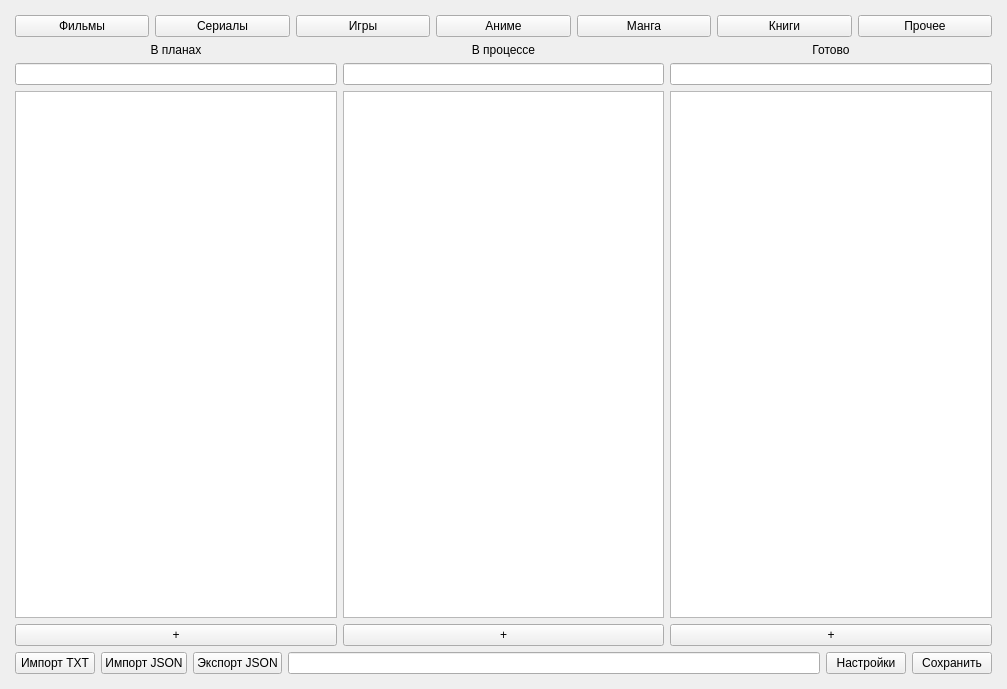
Before: the Qt Designer form interface.ui in app8ook/MyMediaTracker, drawn with Qt 5.
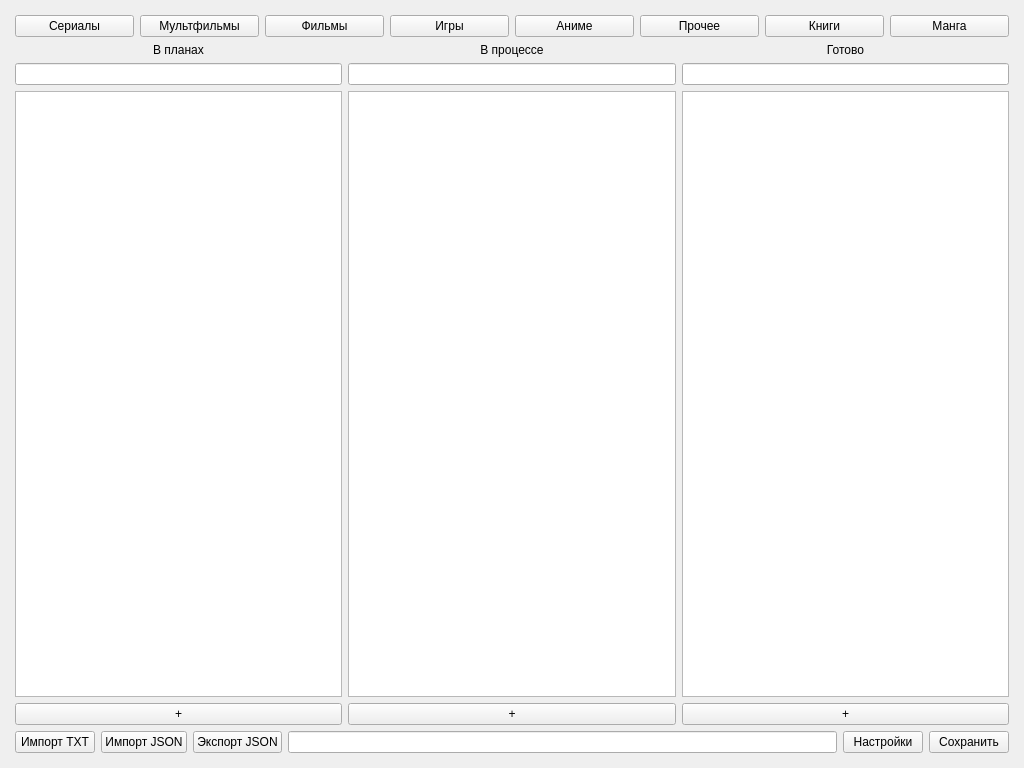
After: the same form once the commit is applied. Icons and pictures are not drawn.

Commit message: modified:   default.py modified:   interface.ui modified:   main.py modified:   style.qss

Diff of the .ui file:
```diff
--- a/interface.ui
+++ b/interface.ui
@@ -6,8 +6,8 @@
    <rect>
     <x>0</x>
     <y>0</y>
-    <width>1007</width>
-    <height>689</height>
+    <width>1024</width>
+    <height>768</height>
    </rect>
   </property>
   <property name="windowTitle">
@@ -35,17 +35,35 @@
      <number>15</number>
     </property>
     <item>
-     <layout class="QHBoxLayout" name="horizontalLayout">
-      <property name="sizeConstraint">
-       <enum>QLayout::SetNoConstraint</enum>
+     <widget class="QWidget" name="CategoryWidget" native="true">
+      <property name="acceptDrops">
+       <bool>false</bool>
       </property>
-      <item>
-       <widget class="QPushButton" name="pushButton">
-        <property name="text">
-         <string>Фильмы</string>
-        </property>
-       </widget>
-      </item>
+      <property name="layoutDirection">
+       <enum>Qt::LeftToRight</enum>
+      </property>
+      <property name="autoFillBackground">
+       <bool>false</bool>
+      </property>
+      <property name="styleSheet">
+       <string notr="true"/>
+      </property>
+      <layout class="QHBoxLayout" name="horizontalLayout_7">
+       <property name="spacing">
+        <number>6</number>
+       </property>
+       <property name="leftMargin">
+        <number>0</number>
+       </property>
+       <property name="topMargin">
+        <number>0</number>
+       </property>
+       <property name="rightMargin">
+        <number>0</number>
+       </property>
+       <property name="bottomMargin">
+        <number>0</number>
+       </property>
       <item>
        <widget class="QPushButton" name="pushButton_2">
         <property name="text">
@@ -53,6 +71,20 @@
         </property>
        </widget>
       </item>
+       <item>
+        <widget class="QPushButton" name="pushButton_16">
+         <property name="text">
+          <string>Мультфильмы</string>
+         </property>
+        </widget>
+       </item>
+       <item>
+        <widget class="QPushButton" name="pushButton">
+         <property name="text">
+          <string>Фильмы</string>
+         </property>
+        </widget>
+       </item>
       <item>
        <widget class="QPushButton" name="pushButton_3">
         <property name="text">
@@ -67,20 +99,6 @@
         </property>
        </widget>
       </item>
-      <item>
-       <widget class="QPushButton" name="pushButton_6">
-        <property name="text">
-         <string>Манга</string>
-        </property>
-       </widget>
-      </item>
-      <item>
-       <widget class="QPushButton" name="pushButton_5">
-        <property name="text">
-         <string>Книги</string>
-        </property>
-       </widget>
-      </item>
       <item>
        <widget class="QPushButton" name="pushButton_15">
         <property name="text">
@@ -88,7 +106,30 @@
         </property>
        </widget>
       </item>
-     </layout>
+       <item>
+        <widget class="QPushButton" name="pushButton_5">
+         <property name="text">
+          <string>Книги</string>
+         </property>
+        </widget>
+       </item>
+       <item>
+        <widget class="QPushButton" name="pushButton_6">
+         <property name="text">
+          <string>Манга</string>
+         </property>
+        </widget>
+       </item>
+      </layout>
+      <zorder>pushButton_3</zorder>
+      <zorder>pushButton_4</zorder>
+      <zorder>pushButton_2</zorder>
+      <zorder>pushButton_15</zorder>
+      <zorder>pushButton_6</zorder>
+      <zorder>pushButton_5</zorder>
+      <zorder>pushButton_16</zorder>
+      <zorder>pushButton</zorder>
+     </widget>
     </item>
     <item>
      <layout class="QHBoxLayout" name="horizontalLayout_2">
```
Lines whose indentation alone changed are shown as unchanged. The commit also changes 8 other files.
